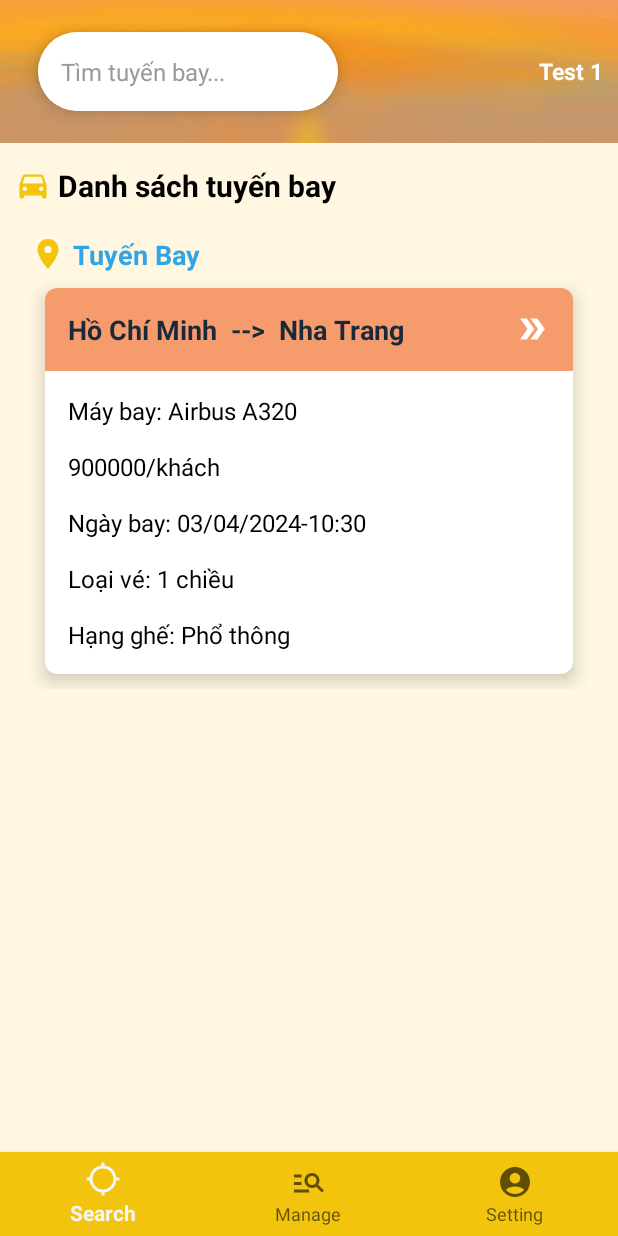
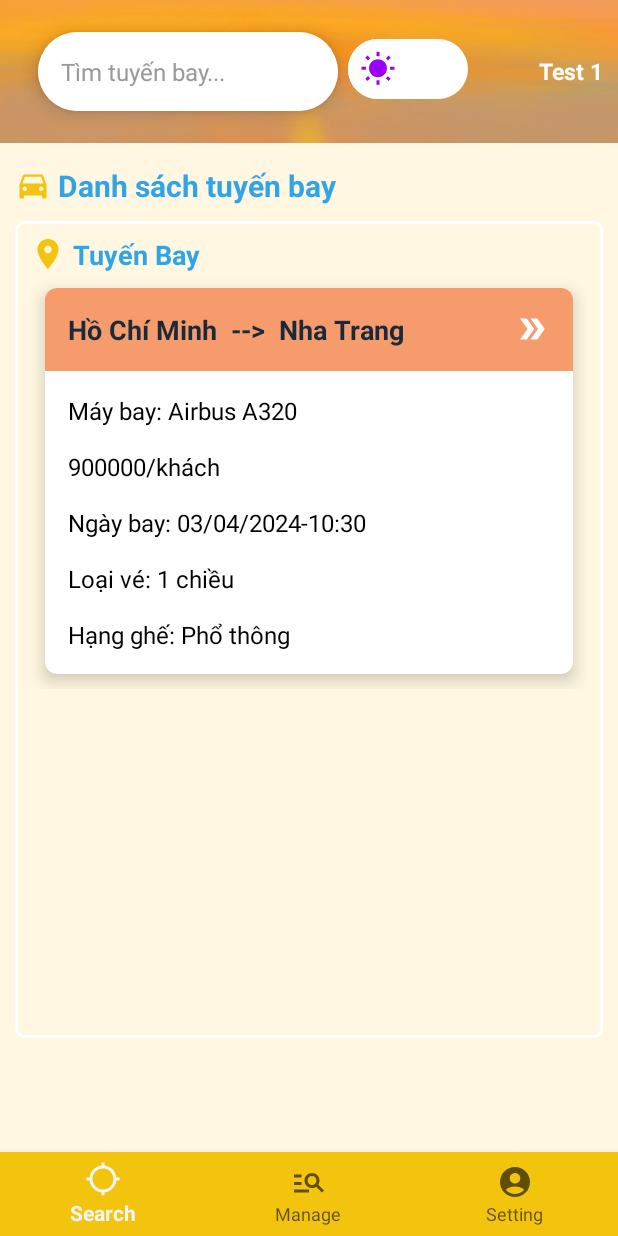
Before and after one commit to anhnhatcc7000/Mau-Thiet-Ke-PM-QLDatVeMayBay, an Android app: the HomeActivity screen opened directly, with no data from a screen before it, on a phone screen of 412 x 824 dp. Run offline under Robolectric (Android 15) with nearby library versions, the phone set to English and light mode, and no system bars.

Commit message:
CreateDarkMode-StatePattern

```diff
--- /dev/null
+++ b/app/src/main/java/edu/project/TouristTicketOrder/HomePage/DarkMode.java
@@ -0,0 +1,11 @@
+package edu.project.TouristTicketOrder.HomePage;
+
+import androidx.appcompat.app.AppCompatActivity;
+import androidx.appcompat.app.AppCompatDelegate;
+
+public class DarkMode implements  ThemeState{
+    @Override
+    public void apply(AppCompatActivity activity) {
+        AppCompatDelegate.setDefaultNightMode(AppCompatDelegate.MODE_NIGHT_YES);
+    }
+}
--- a/app/src/main/java/edu/project/TouristTicketOrder/HomePage/HomeActivity.java
+++ b/app/src/main/java/edu/project/TouristTicketOrder/HomePage/HomeActivity.java
@@ -3,8 +3,11 @@ package edu.project.TouristTicketOrder.HomePage;
 import static edu.project.TouristTicketOrder.Account_Activity.LoginActivity.cus;
 
 import androidx.appcompat.app.AppCompatActivity;
+import androidx.appcompat.app.AppCompatDelegate;
+import androidx.appcompat.widget.SwitchCompat;
 import androidx.fragment.app.Fragment;
 
+import android.content.Context;
 import android.content.SharedPreferences;
 import android.os.Bundle;
 import android.text.Editable;
@@ -24,7 +27,11 @@ public class HomeActivity extends AppCompatActivity {
     EditText edt_search;
     public static int maKH;
     Fragment selectedFragment = new SearchFragment();
-
+    private ThemeState themeState;
+    SwitchCompat switchMode;
+    boolean nightMode;
+    SharedPreferences sharedPreferences;
+    SharedPreferences.Editor editor;
     @Override
     protected void onCreate(Bundle savedInstanceState) {
         super.onCreate(savedInstanceState);
@@ -43,6 +50,49 @@ public class HomeActivity extends AppCompatActivity {
         //show SearchFragment as default
         getSupportFragmentManager().beginTransaction().replace(R.id.fragment_container, new SearchFragment()).commit();
         onSearching();
+
+//        switchMode = findViewById(R.id.switchMode);
+//        sharedPreferences = getSharedPreferences("MODE", Context.MODE_PRIVATE);
+//        nightMode = sharedPreferences.getBoolean("nightMode",false);
+//
+//        if(nightMode){
+//            switchMode.setChecked(true);
+//            AppCompatDelegate.setDefaultNightMode(AppCompatDelegate.MODE_NIGHT_YES);
+//
+//        }
+//        switchMode.setOnClickListener(new View.OnClickListener() {
+//            @Override
+//            public void onClick(View view) {
+//                if(nightMode){
+//                    AppCompatDelegate.setDefaultNightMode(AppCompatDelegate.MODE_NIGHT_NO);
+//                    editor = sharedPreferences.edit();
+//                    editor.putBoolean("nightMode",false);
+//                }
+//                else {
+//                    AppCompatDelegate.setDefaultNightMode(AppCompatDelegate.MODE_NIGHT_YES);
+//                    editor = sharedPreferences.edit();
+//                    editor.putBoolean("nightMode",true);
+//                }
+//                editor.apply();
+//            }
+//        });
+        sharedPreferences = getSharedPreferences("MODE", Context.MODE_PRIVATE);
+        nightMode = sharedPreferences.getBoolean("nightMode", false);
+        themeState = nightMode ? new DarkMode() : new LightMode(); // Khởi tạo trạng thái ban đầu
+        themeState.apply(this); // Áp dụng theme
+
+        SwitchCompat switchMode = findViewById(R.id.switchMode);
+        switchMode.setChecked(nightMode);
+        switchMode.setOnCheckedChangeListener((buttonView, isChecked) -> {
+            themeState = isChecked ? new DarkMode() : new LightMode();
+            themeState.apply(HomeActivity.this);
+
+            // Lưu trạng thái vào sharedPreferences
+            editor = sharedPreferences.edit();
+            editor.putBoolean("nightMode", isChecked);
+            editor.apply();
+        });
+
     }
 
     @Override
--- /dev/null
+++ b/app/src/main/java/edu/project/TouristTicketOrder/HomePage/LightMode.java
@@ -0,0 +1,11 @@
+package edu.project.TouristTicketOrder.HomePage;
+
+import androidx.appcompat.app.AppCompatActivity;
+import androidx.appcompat.app.AppCompatDelegate;
+
+public class LightMode implements ThemeState {
+    @Override
+    public void apply(AppCompatActivity activity) {
+        AppCompatDelegate.setDefaultNightMode(AppCompatDelegate.MODE_NIGHT_NO);
+    }
+}
--- /dev/null
+++ b/app/src/main/java/edu/project/TouristTicketOrder/HomePage/ThemeState.java
@@ -0,0 +1,7 @@
+package edu.project.TouristTicketOrder.HomePage;
+
+import androidx.appcompat.app.AppCompatActivity;
+
+public interface ThemeState {
+    void apply(AppCompatActivity activity);
+}
--- /dev/null
+++ b/app/src/main/res/drawable/baseline_mode_night_24.xml
@@ -0,0 +1,5 @@
+<vector xmlns:android="http://schemas.android.com/apk/res/android" android:height="24dp" android:tint="#424242" android:viewportHeight="24" android:viewportWidth="24" android:width="24dp">
+
+    <path android:fillColor="@android:color/white" android:pathData="M9.5,2c-1.82,0 -3.53,0.5 -5,1.35c2.99,1.73 5,4.95 5,8.65s-2.01,6.92 -5,8.65C5.97,21.5 7.68,22 9.5,22c5.52,0 10,-4.48 10,-10S15.02,2 9.5,2z"/>
+
+</vector>
--- /dev/null
+++ b/app/src/main/res/drawable/baseline_wb_sunny_24.xml
@@ -0,0 +1,5 @@
+<vector xmlns:android="http://schemas.android.com/apk/res/android" android:height="24dp" android:tint="#9B00FD" android:viewportHeight="24" android:viewportWidth="24" android:width="24dp">
+
+    <path android:fillColor="@android:color/holo_orange_light" android:pathData="M6.76,4.84l-1.8,-1.79 -1.41,1.41 1.79,1.79 1.42,-1.41zM4,10.5L1,10.5v2h3v-2zM13,0.55h-2L11,3.5h2L13,0.55zM20.45,4.46l-1.41,-1.41 -1.79,1.79 1.41,1.41 1.79,-1.79zM17.24,18.16l1.79,1.8 1.41,-1.41 -1.8,-1.79 -1.4,1.4zM20,10.5v2h3v-2h-3zM12,5.5c-3.31,0 -6,2.69 -6,6s2.69,6 6,6 6,-2.69 6,-6 -2.69,-6 -6,-6zM11,22.45h2L13,19.5h-2v2.95zM3.55,18.54l1.41,1.41 1.79,-1.8 -1.41,-1.41 -1.79,1.8z"/>
+
+</vector>
--- /dev/null
+++ b/app/src/main/res/drawable/thumb.xml
@@ -0,0 +1,10 @@
+<?xml version="1.0" encoding="utf-8"?>
+<selector xmlns:android="http://schemas.android.com/apk/res/android">
+    <item
+        android:state_checked="true"
+        android:drawable="@drawable/thumbtrue"/>
+    <item
+        android:state_checked="false"
+        android:drawable="@drawable/thumbfalse"/>
+
+</selector>
--- /dev/null
+++ b/app/src/main/res/drawable/thumbfalse.xml
@@ -0,0 +1,25 @@
+<?xml version="1.0" encoding="utf-8"?>
+<layer-list xmlns:android="http://schemas.android.com/apk/res/android">
+    <item>
+        <shape
+            android:shape="oval">
+            <solid
+                android:color="@color/white" />
+
+            <size android:height="8dp"
+                android:width="8dp"/>
+            <stroke
+                android:width="1dp"
+                android:color="@color/white"/>
+        </shape>
+    </item>
+
+    <item
+        android:drawable="@drawable/baseline_wb_sunny_24"
+        android:top="8dp"
+        android:bottom="8dp"
+        android:right="8dp"
+        android:left="8dp">
+
+    </item>
+</layer-list>
--- /dev/null
+++ b/app/src/main/res/drawable/thumbtrue.xml
@@ -0,0 +1,25 @@
+<?xml version="1.0" encoding="utf-8"?>
+<layer-list xmlns:android="http://schemas.android.com/apk/res/android">
+    <item>
+        <shape
+            android:shape="oval">
+            <solid
+                android:color="@color/white" />
+
+            <size android:height="8dp"
+                android:width="8dp"/>
+            <stroke
+                android:width="1dp"
+                android:color="@color/darkgrey"/>
+        </shape>
+    </item>
+
+    <item
+        android:drawable="@drawable/baseline_mode_night_24"
+        android:top="8dp"
+        android:bottom="8dp"
+        android:right="8dp"
+        android:left="8dp">
+
+    </item>
+</layer-list>
--- /dev/null
+++ b/app/src/main/res/drawable/track.xml
@@ -0,0 +1,28 @@
+<?xml version="1.0" encoding="utf-8"?>
+<selector xmlns:android="http://schemas.android.com/apk/res/android">
+    <item
+        android:state_checked="true"
+        >
+        <shape
+            android:shape="rectangle">
+
+            <solid android:color="@color/darkgrey"/>
+            <size android:height="8dp"/>
+            <corners android:radius="100dp"/>
+        </shape>
+
+    </item>
+
+    <item
+        android:state_checked="false"
+        >
+        <shape
+            android:shape="rectangle">
+
+            <solid android:color="@color/white"/>
+            <size android:height="8dp"/>
+            <corners android:radius="100dp"/>
+        </shape>
+
+    </item>
+</selector>
--- a/app/src/main/res/layout/activity_home.xml
+++ b/app/src/main/res/layout/activity_home.xml
@@ -4,8 +4,9 @@
     xmlns:tools="http://schemas.android.com/tools"
     android:layout_width="match_parent"
     android:layout_height="match_parent"
-    android:background="@color/background_color"
-    tools:context=".HomePage.HomeActivity">
+    tools:context=".HomePage.HomeActivity"
+
+    style="@style/ScreenBackGround">
 
     <FrameLayout
         android:id="@+id/fragment_container"
@@ -62,15 +63,32 @@
                 android:textColorHint="#999999"
                 android:textSize="16sp" />
         </androidx.cardview.widget.CardView>
+
         <TextView
             android:id="@+id/tv_userName"
             android:layout_width="wrap_content"
             android:layout_height="wrap_content"
             android:padding="10dp"
             android:text="User Name"
-            android:textColor="@color/white"
+            style="@style/TextColor"
             android:textSize="15sp"
             android:textStyle="bold"
             android:layout_gravity="end|center" />
+
+        <androidx.appcompat.widget.SwitchCompat
+            android:layout_width="wrap_content"
+            android:layout_height="wrap_content"
+            android:id="@+id/switchMode"
+            android:layout_marginBottom="1dp"
+            android:layout_marginEnd="100dp"
+            android:thumb="@drawable/thumb"
+            app:track="@drawable/track"
+            android:layout_gravity="end|center"
+            />
+
+
+
     </FrameLayout>
+
+
 </androidx.constraintlayout.widget.ConstraintLayout>
--- a/app/src/main/res/layout/fragment_home.xml
+++ b/app/src/main/res/layout/fragment_home.xml
@@ -28,7 +28,7 @@
            android:drawableStart="@drawable/baseline_directions_car_24"
            android:padding="10dp"
            android:text=" Danh sách tuyến bay"
-           android:textColor="@color/black"
+           android:textColor="@color/blue"
            android:textSize="20sp"
            android:textStyle="bold" />
 
@@ -41,7 +41,7 @@
         android:layout_marginLeft="10dp"
         android:layout_marginRight="10dp"
         android:background="@drawable/button_bg"
-        android:backgroundTint="@color/background_color"
+        style="@style/ScreenBackGround"
         android:orientation="vertical"
         android:padding="10dp"
         app:layout_constraintTop_toBottomOf="@id/llTitle">
--- a/app/src/main/res/values-night/themes.xml
+++ b/app/src/main/res/values-night/themes.xml
@@ -13,4 +13,16 @@
         <item name="android:statusBarColor">?attr/colorPrimaryVariant</item>
         <!-- Customize your theme here. -->
     </style>
+    <style name="ScreenBackGround" >
+    <item name="android:background">@color/black</item>
+    </style>
+    <style name="CardBackGround">
+        <item name="android:background">@color/darkgrey</item>
+    </style>
+    <style name="TextColor">
+        <item name="android:textColor">@color/grey</item>
+    </style>
+    <style name="BottomNagi">
+        <item name="android:background">@color/Darkblue</item>
+    </style>
 </resources>
--- a/app/src/main/res/values/colors.xml
+++ b/app/src/main/res/values/colors.xml
@@ -17,5 +17,9 @@
     <color name="zalo_color">#008CFF</color>
     <color name="momo_color">#aa1f6c</color>
     <color name="navy">#1a2a3a</color>
+    <color name="grey">#aaa</color>
+
+    <color name="Darkblue"> #0033CC	</color>B
+    <color name="darkgrey">#ff424242</color>
 
 </resources>
--- a/app/src/main/res/values/themes.xml
+++ b/app/src/main/res/values/themes.xml
@@ -13,4 +13,16 @@
         <item name="android:statusBarColor">?attr/colorPrimaryVariant</item>
         <!-- Customize your theme here. -->
     </style>
+    <style name="ScreenBackGround" >
+        <item name="android:background">@color/background_color</item>
+    </style>
+    <style name="CardBackGround">
+        <item name="android:background">@color/white</item>
+    </style>
+    <style name="TextColor">
+        <item name="android:textColor">@color/white</item>
+    </style>
+    <style name="BottomNagi">
+        <item name="android:background">@color/white</item>
+    </style>
 </resources>
```
Also changed, not shown: app/src/main/res/layout/activity_admin_customer.xml (+1 -33 lines).
